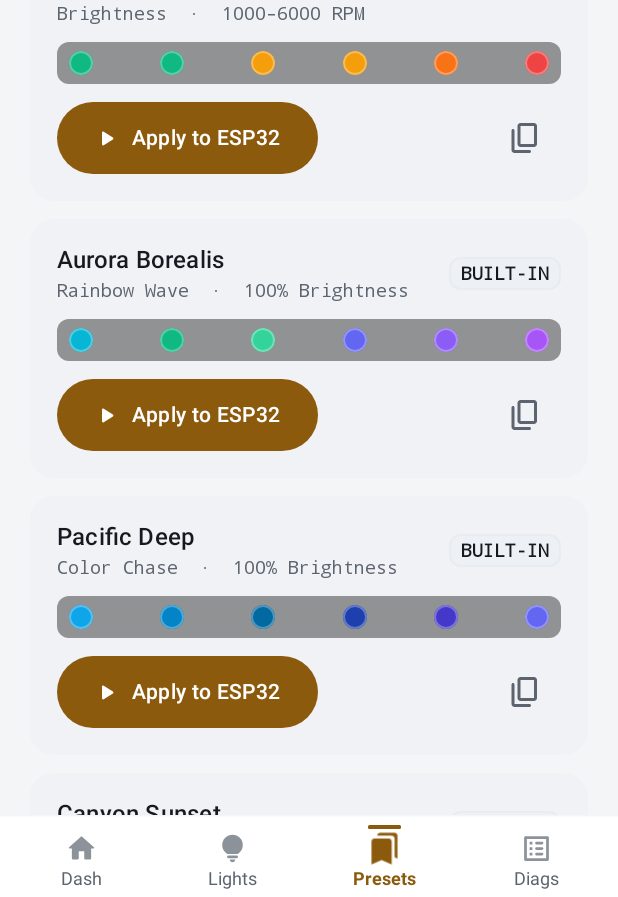
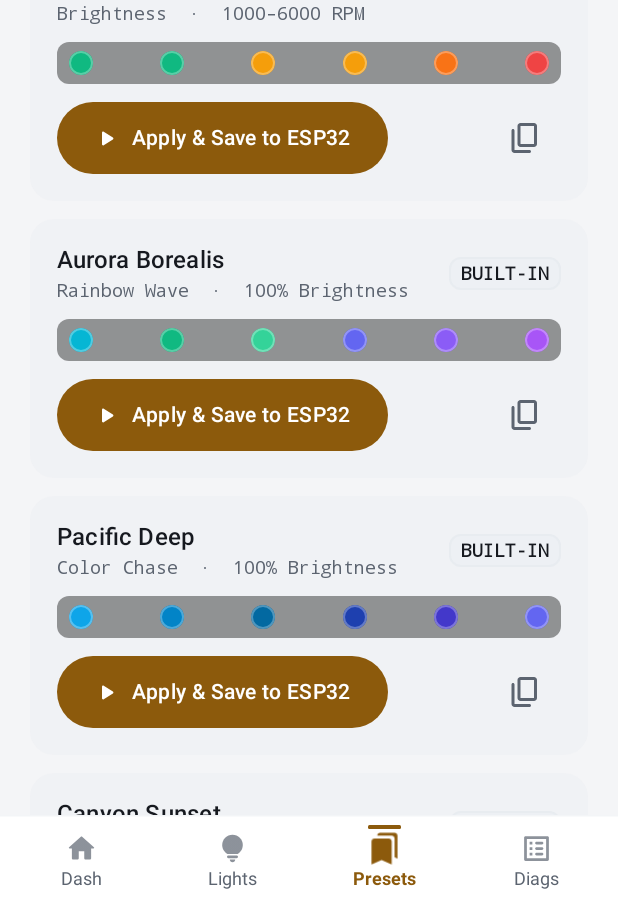
Before and after one commit to iamaritrasaha/PulseShift-Android, an Android app built with Jetpack Compose: the PresetsScreen screen opened through its navigation route, on a phone screen of 412 x 824 dp, the part 339-1236 px from its top. Run offline under Robolectric (Android 15) with nearby library versions, the phone set to English and light mode, and no system bars; Roboto replaces fonts that are not available here.

Commit message:
docs(android): clarify phone-local library vs reboot-persistent ESP32 preset

```diff
--- a/app/src/main/java/com/pulseshift/app/ui/screens/presets/PresetsScreen.kt
+++ b/app/src/main/java/com/pulseshift/app/ui/screens/presets/PresetsScreen.kt
@@ -410,7 +410,7 @@ fun PresetListItem(
                 ) {
                     Icon(Icons.Rounded.PlayArrow, contentDescription = null, modifier = Modifier.size(18.dp))
                     Spacer(Modifier.width(PulseShiftSpacing.SmallLabel))
-                    Text("Apply to ESP32")
+                    Text("Apply & Save to ESP32")
                 }
 
                 Row(horizontalArrangement = Arrangement.spacedBy(PulseShiftSpacing.Micro)) {
```
